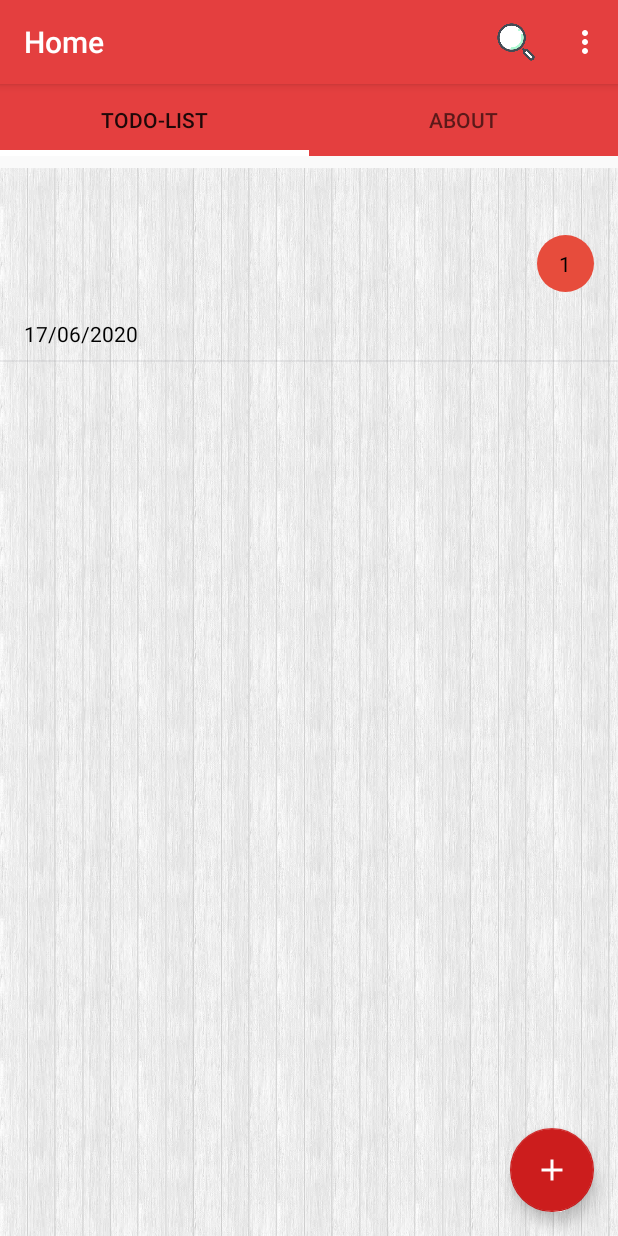
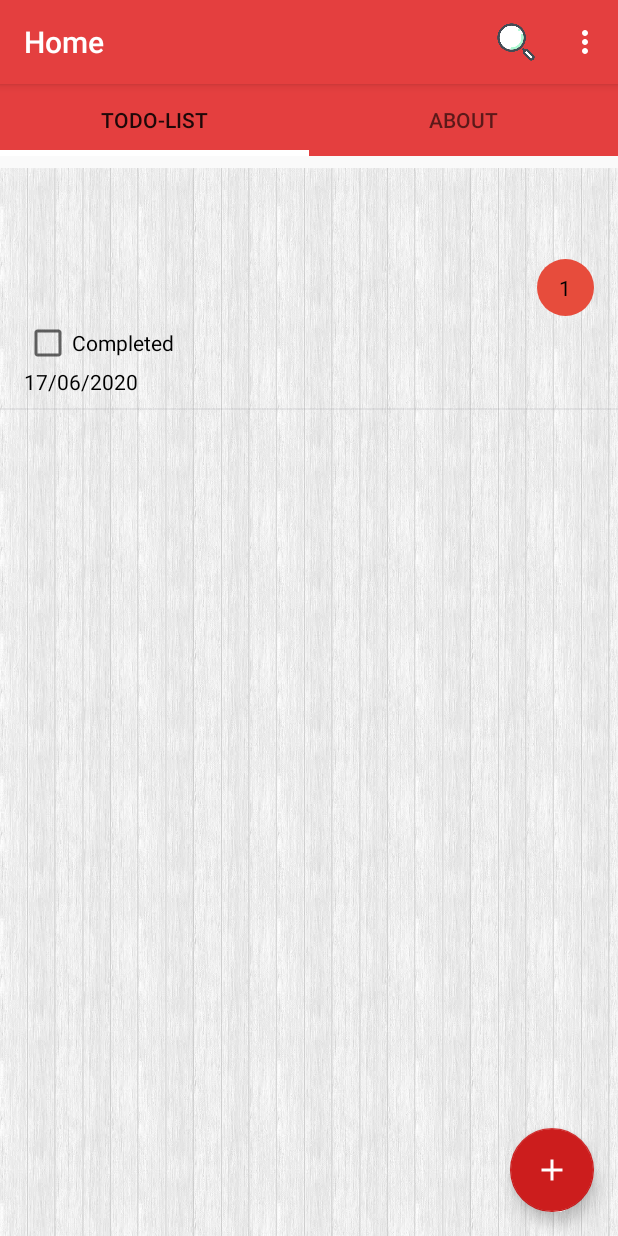
Before and after one commit to deepak-sen/ToDo_App, an Android app: the ListFragment screen opened directly, with no data from a screen before it, on a phone screen of 412 x 824 dp. Run offline under Robolectric (Android 15) with nearby library versions, the phone set to English and light mode, and no system bars; our stand-ins replace Room's generated code.

Commit message:
final branch pushed to final

```diff
--- a/app/src/main/java/com/example/todomvvm/addedittask/AddEditTaskActivity.java
+++ b/app/src/main/java/com/example/todomvvm/addedittask/AddEditTaskActivity.java
@@ -148,7 +148,7 @@ public class AddEditTaskActivity extends AppCompatActivity implements DatePicker
                 }
 
                 else {
-                    Toast.makeText(AddEditTaskActivity.this, "New Task Added!", Toast.LENGTH_SHORT).show();
+                    Toast.makeText(AddEditTaskActivity.this, "Task Added!", Toast.LENGTH_SHORT).show();
                 }
                 onSaveButtonClicked();
             }
--- a/app/src/main/java/com/example/todomvvm/tasks/ListFragment.java
+++ b/app/src/main/java/com/example/todomvvm/tasks/ListFragment.java
@@ -54,7 +54,7 @@ public class ListFragment extends Fragment implements TaskAdapter.ItemClickListe
         super.onViewCreated(view, savedInstanceState);
 
 
-    viewModel = ViewModelProviders.of(this).get(MainActivityViewModel.class);
+        viewModel = ViewModelProviders.of(this).get(MainActivityViewModel.class);
 
         // Set the RecyclerView to its corresponding view
         mRecyclerView = view.findViewById(R.id.recyclerViewTasks);
--- a/app/src/main/java/com/example/todomvvm/tasks/TaskAdapter.java
+++ b/app/src/main/java/com/example/todomvvm/tasks/TaskAdapter.java
@@ -138,6 +138,7 @@ public class TaskAdapter extends RecyclerView.Adapter<TaskAdapter.TaskViewHolder
         notifyDataSetChanged();
     }
 
+
     public interface ItemClickListener {
         void onItemClickListener(int itemId);
     }
--- a/app/src/main/res/layout/task_layout.xml
+++ b/app/src/main/res/layout/task_layout.xml
@@ -44,6 +44,12 @@
             tools:text="12:12 PM" />
 
         <!-- TextView that displays the update date -->
+        <CheckBox
+            android:id="@+id/checkBox"
+            android:layout_width="match_parent"
+            android:layout_height="wrap_content"
+            android:text="Completed" />
+
         <TextView
             android:id="@+id/taskUpdatedAt"
             style="@style/TextAppearance.AppCompat.Small"
```
Also changed, not shown: app/build.gradle (+6 -1 lines), 1 other file.
